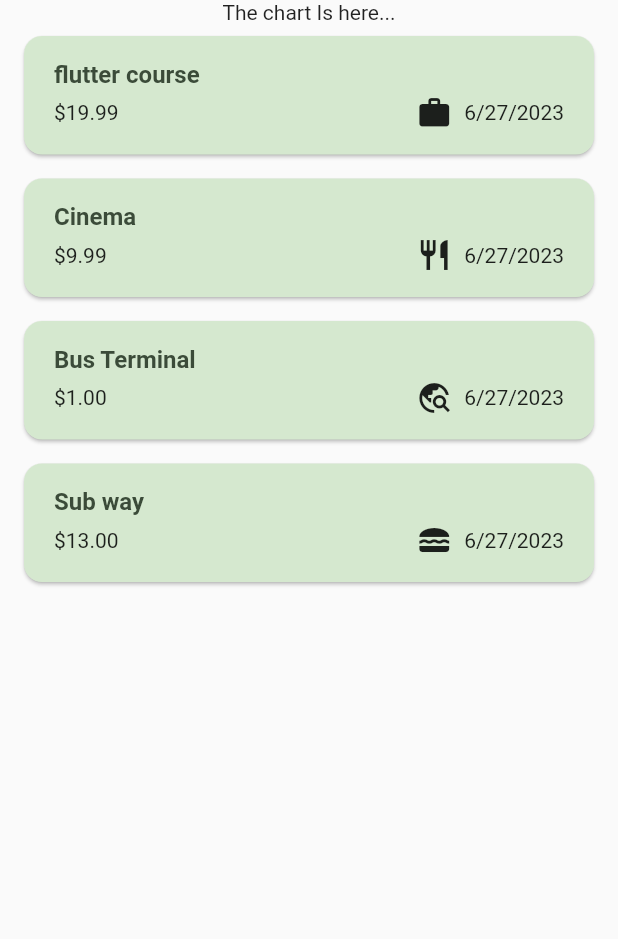
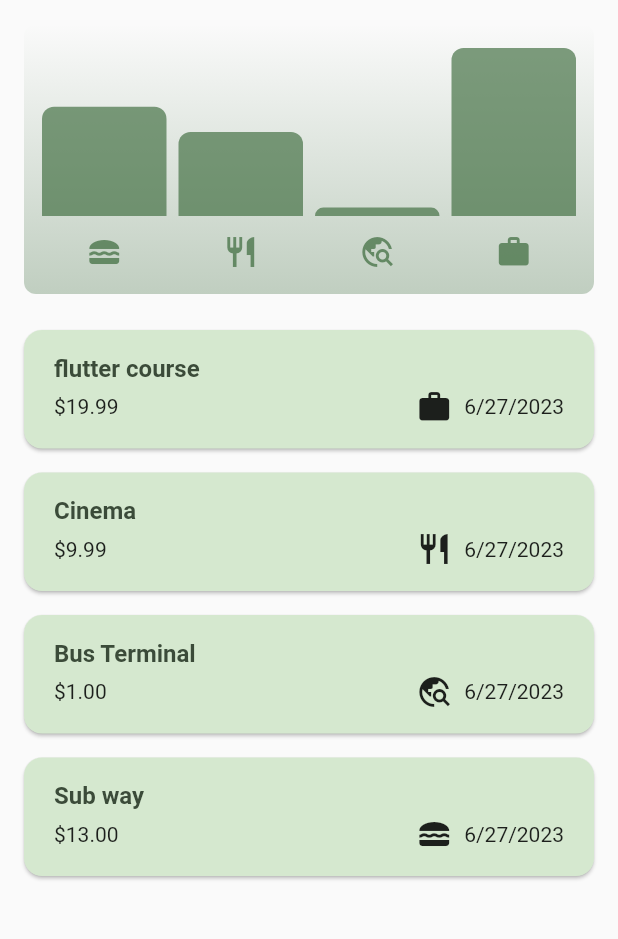
Before and after one commit to KIRTIRAJ4327/expenseTrackerApp, a Flutter app: the screen it shows after launch, on a phone screen of 412 x 824 dp, the part 84-1023 px from its top. Run offline on Flutter 3.47's test engine with Material 2 defaults, Android fonts, the phone set to English and light mode, and no system bars.

Commit message:
phase 1 done adaptive onway

```diff
--- a/lib/main.dart
+++ b/lib/main.dart
@@ -118,9 +118,30 @@ import 'package:flutter/material.dart';
 
 var kColorscheme =
     ColorScheme.fromSeed(seedColor: const Color.fromARGB(255, 54, 183, 72));
+var kdarkColorscheme = ColorScheme.fromSeed(
+  seedColor: const Color.fromARGB(255, 24, 53, 172),
+  brightness: Brightness.dark,
+);
 void main() {
   runApp(
     MaterialApp(
+      darkTheme: ThemeData.dark().copyWith(
+        useMaterial3: true,
+        colorScheme: kdarkColorscheme,
+        cardTheme: const CardTheme().copyWith(
+          color: kdarkColorscheme.secondaryContainer,
+          margin: const EdgeInsets.symmetric(
+            horizontal: 16,
+            vertical: 8,
+          ),
+        ),
+        elevatedButtonTheme: ElevatedButtonThemeData(
+          style: ElevatedButton.styleFrom(
+            backgroundColor: kdarkColorscheme.primaryContainer,
+            foregroundColor: kdarkColorscheme.onPrimaryContainer,
+          ),
+        ),
+      ),
       theme: ThemeData().copyWith(
         useMaterial3: true,
         colorScheme: kColorscheme,
--- a/lib/models/expense.dart
+++ b/lib/models/expense.dart
@@ -37,3 +37,25 @@ class Expense {
     return formatter.format(time);
   }
 }
+
+class Expensebucket {
+  const Expensebucket({
+    required this.catagory,
+    required this.expenses,
+  });
+  Expensebucket.forCatagory(
+    List<Expense> allExpenses,
+    this.catagory,
+  ) : expenses = allExpenses
+            .where((expense) => expense.catagory == catagory)
+            .toList();
+  final Catagory catagory;
+  final List<Expense> expenses;
+  double get totalExpense {
+    double sum = 0;
+    for (final expense in expenses) {
+      sum += expense.amount;
+    }
+    return sum;
+  }
+}
--- /dev/null
+++ b/lib/widget/chart/chart.dart
@@ -0,0 +1,95 @@
+import 'package:flutter/material.dart';
+
+import './chart_bar.dart';
+import 'package:expense/models/expense.dart';
+
+class Chart extends StatelessWidget {
+  const Chart({super.key, required this.expenses});
+
+  final List<Expense> expenses;
+
+  List<Expensebucket> get buckets {
+    return [
+      Expensebucket.forCatagory(expenses, Catagory.food),
+      Expensebucket.forCatagory(expenses, Catagory.lesiure),
+      Expensebucket.forCatagory(expenses, Catagory.travel),
+      Expensebucket.forCatagory(expenses, Catagory.work),
+    ];
+  }
+
+  double get maxTotalExpense {
+    double maxTotalExpense = 0;
+
+    for (final bucket in buckets) {
+      if (bucket.totalExpense > maxTotalExpense) {
+        maxTotalExpense = bucket.totalExpense;
+      }
+    }
+
+    return maxTotalExpense;
+  }
+
+  @override
+  Widget build(BuildContext context) {
+    final isDarkMode =
+        MediaQuery.of(context).platformBrightness == Brightness.dark;
+    return Container(
+      margin: const EdgeInsets.all(16),
+      padding: const EdgeInsets.symmetric(
+        vertical: 16,
+        horizontal: 8,
+      ),
+      width: double.infinity,
+      height: 180,
+      decoration: BoxDecoration(
+        borderRadius: BorderRadius.circular(8),
+        gradient: LinearGradient(
+          colors: [
+            Theme.of(context).colorScheme.primary.withOpacity(0.3),
+            Theme.of(context).colorScheme.primary.withOpacity(0.0)
+          ],
+          begin: Alignment.bottomCenter,
+          end: Alignment.topCenter,
+        ),
+      ),
+      child: Column(
+        children: [
+          Expanded(
+            child: Row(
+              crossAxisAlignment: CrossAxisAlignment.end,
+              children: [
+                for (final bucket in buckets) // alternative to map()
+                  ChartBar(
+                    fill: bucket.totalExpense == 0
+                        ? 0
+                        : bucket.totalExpense / maxTotalExpense,
+                  )
+              ],
+            ),
+          ),
+          const SizedBox(height: 12),
+          Row(
+            children: buckets
+                .map(
+                  (bucket) => Expanded(
+                    child: Padding(
+                      padding: const EdgeInsets.symmetric(horizontal: 4),
+                      child: Icon(
+                        catagoryIcons[bucket.catagory],
+                        color: isDarkMode
+                            ? Theme.of(context).colorScheme.secondary
+                            : Theme.of(context)
+                                .colorScheme
+                                .primary
+                                .withOpacity(0.7),
+                      ),
+                    ),
+                  ),
+                )
+                .toList(),
+          )
+        ],
+      ),
+    );
+  }
+}
--- /dev/null
+++ b/lib/widget/chart/chart_bar.dart
@@ -0,0 +1,34 @@
+import 'package:flutter/material.dart';
+
+class ChartBar extends StatelessWidget {
+  const ChartBar({
+    super.key,
+    required this.fill,
+  });
+
+  final double fill;
+
+  @override
+  Widget build(BuildContext context) {
+    final isDarkMode =
+        MediaQuery.of(context).platformBrightness == Brightness.dark;
+    return Expanded(
+      child: Padding(
+        padding: const EdgeInsets.symmetric(horizontal: 4),
+        child: FractionallySizedBox(
+          heightFactor: fill,
+          child: DecoratedBox(
+            decoration: BoxDecoration(
+              shape: BoxShape.rectangle,
+              borderRadius:
+                  const BorderRadius.vertical(top: Radius.circular(8)),
+              color: isDarkMode
+                  ? Theme.of(context).colorScheme.secondary
+                  : Theme.of(context).colorScheme.primary.withOpacity(0.65),
+            ),
+          ),
+        ),
+      ),
+    );
+  }
+}
--- a/lib/widget/expenses.dart
+++ b/lib/widget/expenses.dart
@@ -1,3 +1,4 @@
+import 'package:expense/widget/chart/chart.dart';
 import 'package:expense/widget/expense_list/expense_list.dart';
 import 'package:expense/models/expense.dart';
 import 'package:expense/widget/new_Expense.dart';
@@ -95,7 +96,7 @@ class _ExpensesState extends State<Expenses> {
       ),
       body: Column(
         children: [
-          const Text('The chart Is here...'),
+          Chart(expenses: _registerdExpens),
           Expanded(
             child: maincontent,
           ),
```
